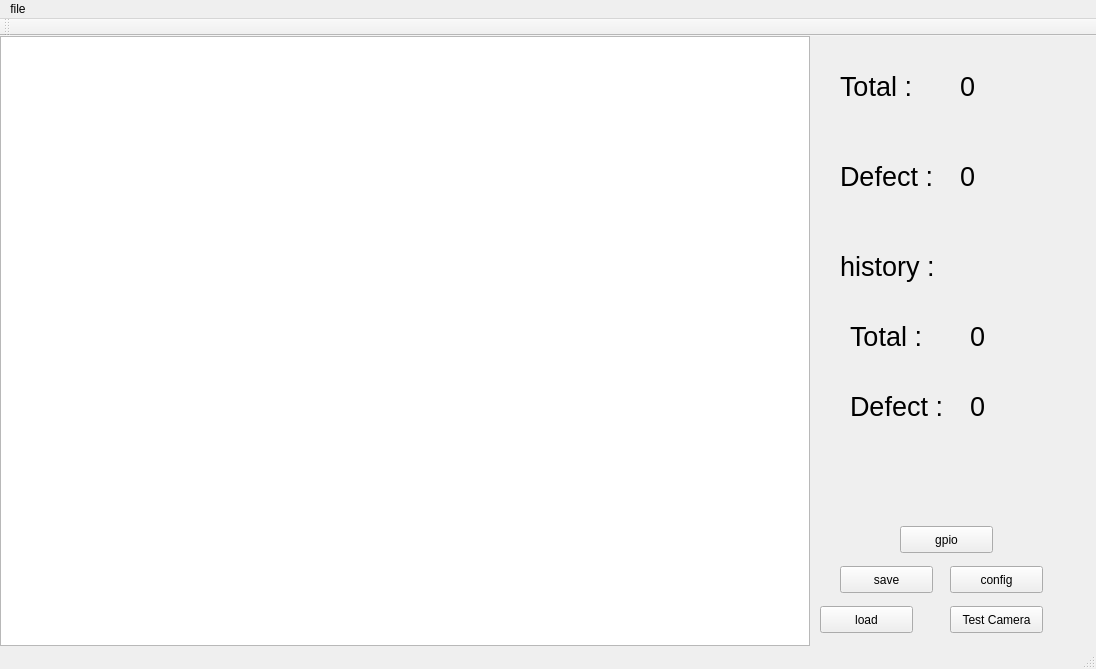
Above: mainwindow.ui from nasserGanjali/baslerCamera-findHole-openCV before the change. Below: the same form after it.
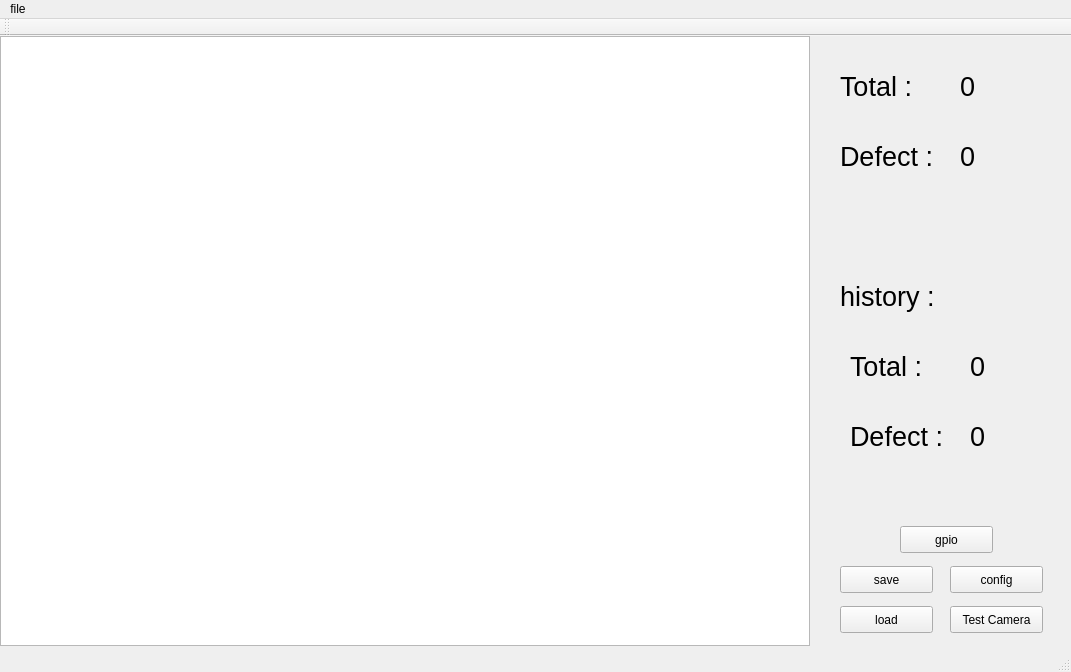
That is the form after the change.

Diff of the .ui file:
```diff
--- a/mainwindow.ui
+++ b/mainwindow.ui
@@ -6,8 +6,8 @@
    <rect>
     <x>0</x>
     <y>0</y>
-    <width>1096</width>
-    <height>669</height>
+    <width>1071</width>
+    <height>672</height>
    </rect>
   </property>
   <property name="windowTitle">
@@ -46,7 +46,7 @@
     <property name="geometry">
      <rect>
       <x>840</x>
-      <y>120</y>
+      <y>100</y>
       <width>111</width>
       <height>41</height>
      </rect>
@@ -108,7 +108,7 @@
     <property name="geometry">
      <rect>
       <x>960</x>
-      <y>120</y>
+      <y>100</y>
       <width>111</width>
       <height>41</height>
      </rect>
@@ -151,7 +151,7 @@
    <widget class="QPushButton" name="btnTestGPIO_3">
     <property name="geometry">
      <rect>
-      <x>820</x>
+      <x>840</x>
       <y>570</y>
       <width>93</width>
       <height>27</height>
@@ -165,7 +165,7 @@
     <property name="geometry">
      <rect>
       <x>840</x>
-      <y>210</y>
+      <y>240</y>
       <width>111</width>
       <height>41</height>
      </rect>
@@ -183,7 +183,7 @@
     <property name="geometry">
      <rect>
       <x>850</x>
-      <y>350</y>
+      <y>380</y>
       <width>111</width>
       <height>41</height>
      </rect>
@@ -201,7 +201,7 @@
     <property name="geometry">
      <rect>
       <x>850</x>
-      <y>280</y>
+      <y>310</y>
       <width>81</width>
       <height>41</height>
      </rect>
@@ -219,7 +219,7 @@
     <property name="geometry">
      <rect>
       <x>970</x>
-      <y>280</y>
+      <y>310</y>
       <width>81</width>
       <height>41</height>
      </rect>
@@ -237,7 +237,7 @@
     <property name="geometry">
      <rect>
       <x>970</x>
-      <y>350</y>
+      <y>380</y>
       <width>111</width>
       <height>41</height>
      </rect>
@@ -257,7 +257,7 @@
     <rect>
      <x>0</x>
      <y>0</y>
-     <width>1096</width>
+     <width>1071</width>
      <height>25</height>
     </rect>
    </property>
```
